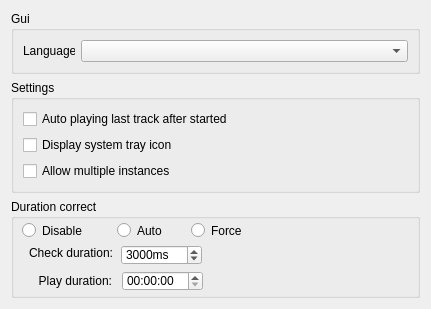
The window that desktop/app/gui/dialogs/optiongeneral.ui (theall/Foreplayer) describes before a commit, drawn with Qt 5.
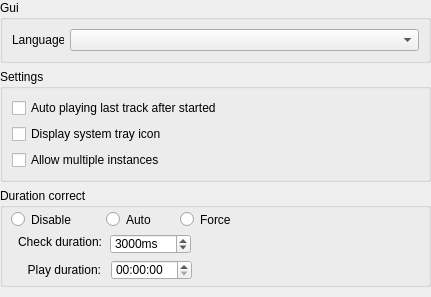
The same window after the commit.

The edit to the form file:
```diff
--- a/desktop/app/gui/dialogs/optiongeneral.ui
+++ b/desktop/app/gui/dialogs/optiongeneral.ui
@@ -14,6 +14,18 @@
    <string>Form</string>
   </property>
   <layout class="QVBoxLayout" name="verticalLayout_2">
+   <property name="leftMargin">
+    <number>0</number>
+   </property>
+   <property name="topMargin">
+    <number>0</number>
+   </property>
+   <property name="rightMargin">
+    <number>0</number>
+   </property>
+   <property name="bottomMargin">
+    <number>0</number>
+   </property>
    <item>
     <widget class="QGroupBox" name="groupBox_2">
      <property name="title">
```
Left out of the diff: 2 changed lines with no effect on the pictures.
